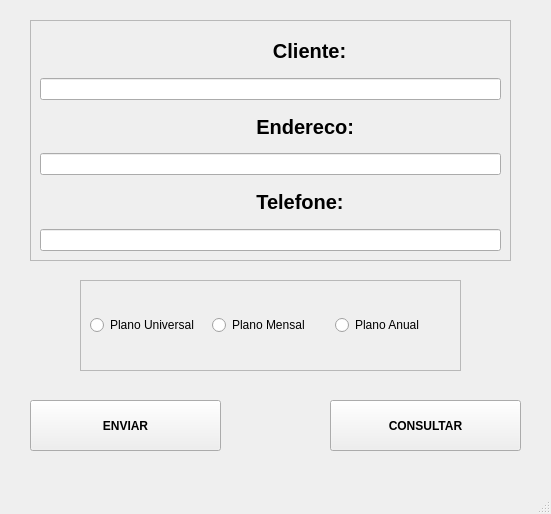
thschmitz/ClientsInsertion, file frmprincipal.ui: the form before one commit.
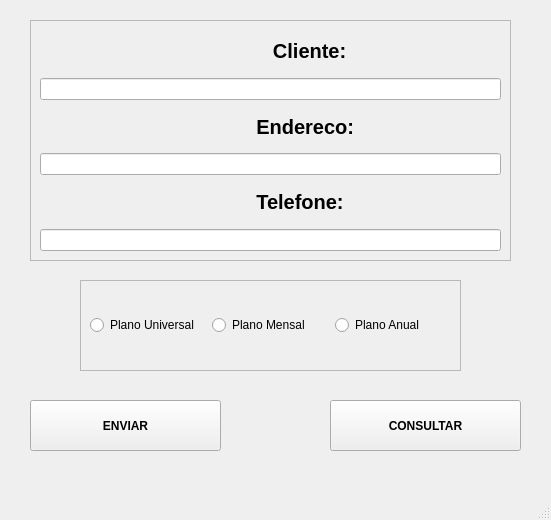
The form after the commit.

```diff
--- a/frmprincipal.ui
+++ b/frmprincipal.ui
@@ -7,7 +7,7 @@
     <x>0</x>
     <y>0</y>
     <width>551</width>
-    <height>514</height>
+    <height>520</height>
    </rect>
   </property>
   <property name="mouseTracking">
```
